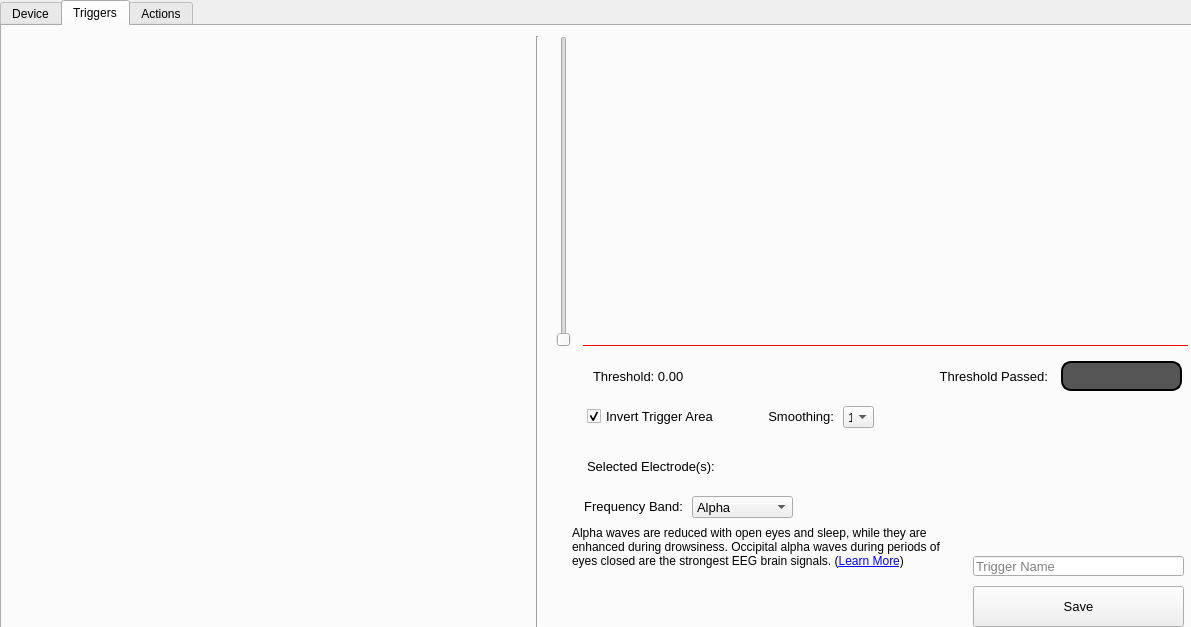
First picture: the form in interface.ui, repository lan-party/NeuroShortcut, before the edit.
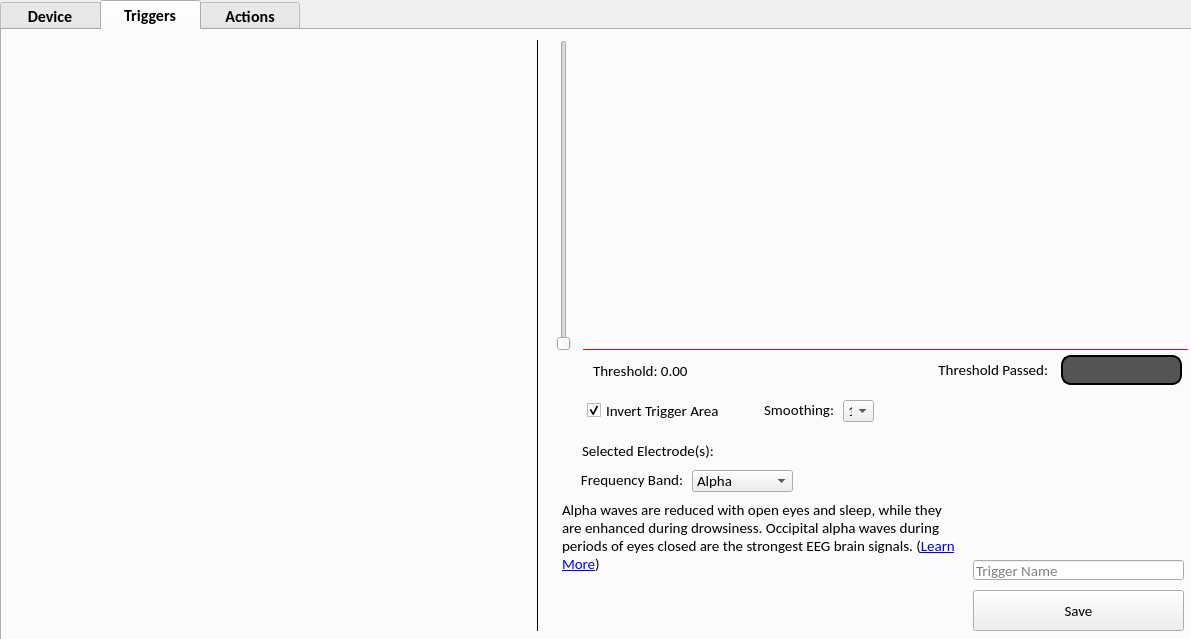
Second picture: the form after the edit. The open tabs and pages were chosen to show the change. Icons and pictures are not drawn. Custom widgets are drawn as their Qt base class.

Commit message: - Replaced activation delay and cool down with an input in seconds - Converted to dark theme

What changed in the file:
```diff
--- a/interface.ui
+++ b/interface.ui
@@ -7,7 +7,7 @@
     <x>0</x>
     <y>0</y>
     <width>1191</width>
-    <height>627</height>
+    <height>639</height>
    </rect>
   </property>
   <property name="windowTitle">
@@ -19,9 +19,26 @@
      <x>0</x>
      <y>0</y>
      <width>1201</width>
-     <height>631</height>
+     <height>645</height>
     </rect>
    </property>
+   <property name="font">
+    <font>
+     <family>Calibri</family>
+     <pointsize>12</pointsize>
+     <weight>75</weight>
+     <bold>true</bold>
+    </font>
+   </property>
+   <property name="styleSheet">
+    <string notr="true">QTabBar::tab { height: 30px; width: 100px; }</string>
+   </property>
+   <property name="tabPosition">
+    <enum>QTabWidget::North</enum>
+   </property>
+   <property name="tabShape">
+    <enum>QTabWidget::Rounded</enum>
+   </property>
    <property name="currentIndex">
     <number>0</number>
    </property>
@@ -129,14 +146,15 @@
      <property name="geometry">
       <rect>
        <x>690</x>
-       <y>470</y>
+       <y>440</y>
        <width>101</width>
        <height>22</height>
       </rect>
      </property>
      <property name="font">
       <font>
-       <pointsize>10</pointsize>
+       <family>Calibri</family>
+       <pointsize>11</pointsize>
       </font>
      </property>
      <property name="currentText">
@@ -175,14 +193,15 @@
      <property name="geometry">
       <rect>
        <x>585</x>
-       <y>380</y>
+       <y>370</y>
        <width>141</width>
        <height>21</height>
       </rect>
      </property>
      <property name="font">
       <font>
-       <pointsize>10</pointsize>
+       <family>Calibri</family>
+       <pointsize>11</pointsize>
       </font>
      </property>
      <property name="text">
@@ -198,12 +217,15 @@
     <widget class="Line" name="line">
      <property name="geometry">
       <rect>
-       <x>525</x>
+       <x>535</x>
        <y>10</y>
-       <width>20</width>
+       <width>1</width>
        <height>591</height>
       </rect>
      </property>
+     <property name="styleSheet">
+      <string notr="true">background-color: black;</string>
+     </property>
      <property name="orientation">
       <enum>Qt::Vertical</enum>
      </property>
@@ -219,7 +241,8 @@
      </property>
      <property name="font">
       <font>
-       <pointsize>10</pointsize>
+       <family>Calibri</family>
+       <pointsize>11</pointsize>
       </font>
      </property>
      <property name="placeholderText">
@@ -229,15 +252,16 @@
     <widget class="QLabel" name="electrodesLabel">
      <property name="geometry">
       <rect>
-       <x>585</x>
-       <y>430</y>
+       <x>580</x>
+       <y>410</y>
        <width>581</width>
        <height>21</height>
       </rect>
      </property>
      <property name="font">
       <font>
-       <pointsize>10</pointsize>
+       <family>Calibri</family>
+       <pointsize>11</pointsize>
       </font>
      </property>
      <property name="text">
@@ -248,7 +272,7 @@
      <property name="geometry">
       <rect>
        <x>1059</x>
-       <y>335</y>
+       <y>325</y>
        <width>121</width>
        <height>30</height>
       </rect>
@@ -261,14 +285,15 @@
      <property name="geometry">
       <rect>
        <x>935</x>
-       <y>340</y>
+       <y>330</y>
        <width>111</width>
        <height>21</height>
       </rect>
      </property>
      <property name="font">
       <font>
-       <pointsize>10</pointsize>
+       <family>Calibri</family>
+       <pointsize>11</pointsize>
       </font>
      </property>
      <property name="text">
@@ -282,14 +307,15 @@
      <property name="geometry">
       <rect>
        <x>570</x>
-       <y>470</y>
+       <y>440</y>
        <width>111</width>
        <height>21</height>
       </rect>
      </property>
      <property name="font">
       <font>
-       <pointsize>10</pointsize>
+       <family>Calibri</family>
+       <pointsize>11</pointsize>
       </font>
      </property>
      <property name="text">
@@ -308,19 +334,25 @@
        <height>521</height>
       </rect>
      </property>
+     <property name="font">
+      <font>
+       <pointsize>11</pointsize>
+      </font>
+     </property>
     </widget>
     <widget class="QLabel" name="thresholdValueLabel">
      <property name="geometry">
       <rect>
        <x>591</x>
-       <y>340</y>
+       <y>330</y>
        <width>191</width>
        <height>21</height>
       </rect>
      </property>
      <property name="font">
       <font>
-       <pointsize>10</pointsize>
+       <family>Calibri</family>
+       <pointsize>11</pointsize>
       </font>
      </property>
      <property name="text">
@@ -338,7 +370,8 @@
      </property>
      <property name="font">
       <font>
-       <pointsize>10</pointsize>
+       <family>Calibri</family>
+       <pointsize>11</pointsize>
       </font>
      </property>
      <property name="text">
@@ -349,14 +382,15 @@
      <property name="geometry">
       <rect>
        <x>761</x>
-       <y>380</y>
+       <y>370</y>
        <width>71</width>
        <height>21</height>
       </rect>
      </property>
      <property name="font">
       <font>
-       <pointsize>10</pointsize>
+       <family>Calibri</family>
+       <pointsize>11</pointsize>
       </font>
      </property>
      <property name="text">
@@ -415,14 +449,15 @@
      <property name="geometry">
       <rect>
        <x>841</x>
-       <y>380</y>
+       <y>370</y>
        <width>31</width>
        <height>22</height>
       </rect>
      </property>
      <property name="font">
       <font>
-       <pointsize>10</pointsize>
+       <family>Calibri</family>
+       <pointsize>11</pointsize>
       </font>
      </property>
      <property name="currentText">
@@ -460,15 +495,16 @@
     <widget class="QLabel" name="descriptionLabel">
      <property name="geometry">
       <rect>
-       <x>570</x>
-       <y>500</y>
-       <width>391</width>
-       <height>91</height>
+       <x>560</x>
+       <y>470</y>
+       <width>401</width>
+       <height>131</height>
       </rect>
      </property>
      <property name="font">
       <font>
-       <pointsize>9</pointsize>
+       <family>Calibri</family>
+       <pointsize>11</pointsize>
       </font>
      </property>
      <property name="text">
```
Left out of the diff: 63 changed lines with no effect on the pictures. The commit also changes 1 other file.
